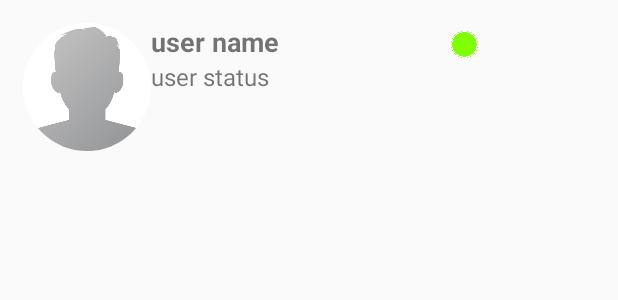
After one commit to hritupon/Anonymous, an Android app: the layout users_display_layout.xml on its own in the app's theme, with its tools: preview values and no code run, on a phone screen of 412 x 824 dp. The commit adds this screen. Shown: the top 300 px of the screen. Run offline under Robolectric (Android 15) with nearby library versions, the phone set to English and light mode, and no system bars.

Commit message:
First code

```diff
--- /dev/null
+++ b/app/src/main/res/layout/users_display_layout.xml
@@ -0,0 +1,52 @@
+<?xml version="1.0" encoding="utf-8"?>
+<RelativeLayout
+    xmlns:android="http://schemas.android.com/apk/res/android"
+    android:layout_width="match_parent"
+    android:layout_height="wrap_content">
+    <LinearLayout
+        android:layout_width="match_parent"
+        android:layout_height="wrap_content"
+        android:layout_margin="15dp"
+        android:orientation="horizontal">
+        <de.hdodenhof.circleimageview.CircleImageView
+            android:id="@+id/users_profile_image"
+            android:layout_width="85dp"
+            android:layout_height="85dp"
+            android:src="@drawable/profile_image"/>
+        <LinearLayout
+            android:layout_width="match_parent"
+            android:layout_height="wrap_content"
+            android:orientation="vertical">
+            <LinearLayout
+                android:layout_width="match_parent"
+                android:layout_height="wrap_content"
+                android:orientation="horizontal">
+                <TextView
+                    android:id="@+id/user_profile_name"
+                    android:layout_width="200dp"
+                    android:layout_height="wrap_content"
+                    android:text="user name"
+                    android:textAlignment="textStart"
+                    android:textSize="18sp"
+                    android:textStyle="bold"
+                    android:gravity="start" />
+                <ImageView
+                    android:id="@+id/user_online_status"
+                    android:layout_width="18dp"
+                    android:layout_height="18dp"
+                    android:layout_marginTop="5dp"
+                    android:src="@drawable/online"/>
+            </LinearLayout>
+            <TextView
+                android:id="@+id/user_status"
+                android:layout_width="match_parent"
+                android:layout_height="wrap_content"
+                android:text="user status"
+                android:textAlignment="textStart"
+                android:textSize="16sp"
+                android:gravity="start" />
+        </LinearLayout>
+
+    </LinearLayout>
+
+</RelativeLayout>
```
Also changed, not shown: app/src/main/AndroidManifest.xml (+8 -5 lines), app/src/main/java/com/anonymous/FindFriendsActivity.java (added, +29 -0 lines), app/src/main/java/com/anonymous/MainActivity.java (+7 -1 lines), app/src/main/res/layout/activity_find_friends.xml (added, +25 -0 lines).
